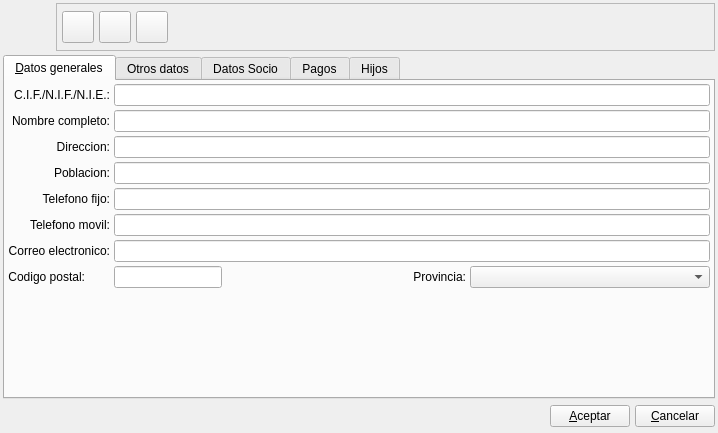
Old version of the form bulmages/bulmafact/plugins/pluginbf_tutor/tutorbase.ui in the repository eboladev/Bulmages-1.
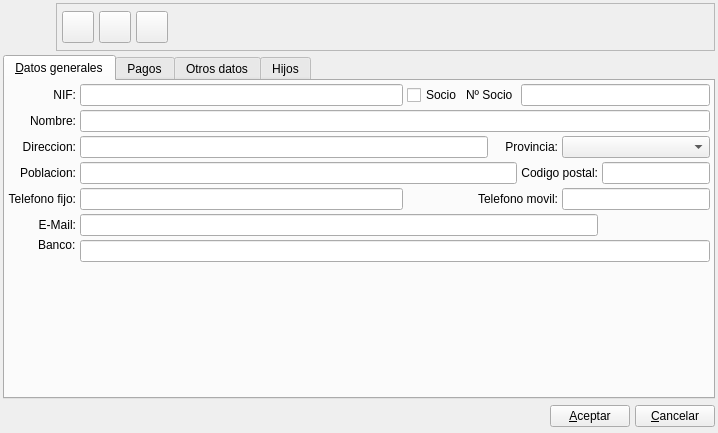
New version of the form. The open tabs and pages were chosen to show the change. Icons and pictures are not drawn. Custom widgets are drawn as their Qt base class.

```diff
--- a/bulmages/bulmafact/plugins/pluginbf_tutor/tutorbase.ui
+++ b/bulmages/bulmafact/plugins/pluginbf_tutor/tutorbase.ui
@@ -253,7 +253,7 @@
       <bool>true</bool>
      </property>
      <property name="currentIndex" >
-      <number>2</number>
+      <number>0</number>
      </property>
      <widget class="QWidget" name="Tab1" >
       <property name="geometry" >
@@ -268,10 +268,10 @@
        <string>&amp;Datos generales</string>
       </attribute>
       <layout class="QGridLayout" name="gridLayout_2" >
-       <item row="0" column="0" >
+       <item row="0" column="0" colspan="2" >
         <widget class="QLabel" name="textLabel2_5" >
          <property name="text" >
-          <string>C.I.F./N.I.F./N.I.E.:</string>
+          <string>NIF:</string>
          </property>
          <property name="alignment" >
           <set>Qt::AlignRight|Qt::AlignTrailing|Qt::AlignVCenter</set>
@@ -281,17 +281,37 @@
          </property>
         </widget>
        </item>
-       <item row="0" column="1" colspan="3" >
+       <item row="0" column="2" >
         <widget class="QLineEdit" name="mui_cifcliente" >
          <property name="maxLength" >
           <number>200</number>
          </property>
         </widget>
        </item>
-       <item row="1" column="0" >
+       <item row="0" column="3" >
+        <widget class="QCheckBox" name="mui_sociocliente" >
+         <property name="text" >
+          <string>Socio</string>
+         </property>
+        </widget>
+       </item>
+       <item row="0" column="4" colspan="2" >
+        <widget class="QLabel" name="label_2" >
+         <property name="text" >
+          <string>Nº Socio</string>
+         </property>
+         <property name="buddy" >
+          <cstring>mui_numsociocliente</cstring>
+         </property>
+        </widget>
+       </item>
+       <item row="0" column="6" colspan="3" >
+        <widget class="QLineEdit" name="mui_numsociocliente" />
+       </item>
+       <item row="1" column="0" colspan="2" >
         <widget class="QLabel" name="textLabel2_2" >
          <property name="text" >
-          <string>Nombre completo:</string>
+          <string>Nombre:</string>
          </property>
          <property name="alignment" >
           <set>Qt::AlignRight|Qt::AlignTrailing|Qt::AlignVCenter</set>
@@ -301,7 +321,7 @@
          </property>
         </widget>
        </item>
-       <item row="1" column="1" colspan="3" >
+       <item row="1" column="2" colspan="7" >
         <widget class="QLineEdit" name="mui_nomcliente" >
          <property name="sizePolicy" >
           <sizepolicy vsizetype="Preferred" hsizetype="Expanding" >
@@ -311,7 +331,7 @@
          </property>
         </widget>
        </item>
-       <item row="2" column="0" >
+       <item row="2" column="0" colspan="2" >
         <widget class="QLabel" name="textLabel2_6" >
          <property name="text" >
           <string>Direccion:</string>
@@ -324,14 +344,30 @@
          </property>
         </widget>
        </item>
-       <item row="2" column="1" colspan="3" >
+       <item row="2" column="2" colspan="3" >
         <widget class="QLineEdit" name="mui_dircliente" >
          <property name="maxLength" >
           <number>100</number>
          </property>
         </widget>
        </item>
-       <item row="3" column="0" >
+       <item row="2" column="5" colspan="2" >
+        <widget class="QLabel" name="textLabel2_9_2" >
+         <property name="text" >
+          <string>Provincia:</string>
+         </property>
+         <property name="alignment" >
+          <set>Qt::AlignRight|Qt::AlignTrailing|Qt::AlignVCenter</set>
+         </property>
+         <property name="buddy" >
+          <cstring>mui_idprovincia</cstring>
+         </property>
+        </widget>
+       </item>
+       <item row="2" column="7" colspan="2" >
+        <widget class="BlComboBox" name="mui_idprovincia" />
+       </item>
+       <item row="3" column="0" colspan="2" >
         <widget class="QLabel" name="textLabel2_9" >
          <property name="text" >
           <string>Poblacion:</string>
@@ -344,14 +380,46 @@
          </property>
         </widget>
        </item>
-       <item row="3" column="1" colspan="3" >
+       <item row="3" column="2" colspan="4" >
         <widget class="QLineEdit" name="mui_poblcliente" >
          <property name="maxLength" >
           <number>40</number>
          </property>
         </widget>
        </item>
-       <item row="4" column="0" >
+       <item row="3" column="6" colspan="2" >
+        <widget class="QLabel" name="textLabel2_7" >
+         <property name="sizePolicy" >
+          <sizepolicy vsizetype="Fixed" hsizetype="Fixed" >
+           <horstretch>0</horstretch>
+           <verstretch>0</verstretch>
+          </sizepolicy>
+         </property>
+         <property name="text" >
+          <string>Codigo postal:</string>
+         </property>
+         <property name="alignment" >
+          <set>Qt::AlignRight|Qt::AlignTrailing|Qt::AlignVCenter</set>
+         </property>
+         <property name="buddy" >
+          <cstring>mui_cpcliente</cstring>
+         </property>
+        </widget>
+       </item>
+       <item row="3" column="8" >
+        <widget class="QLineEdit" name="mui_cpcliente" >
+         <property name="sizePolicy" >
+          <sizepolicy vsizetype="Fixed" hsizetype="Fixed" >
+           <horstretch>0</horstretch>
+           <verstretch>0</verstretch>
+          </sizepolicy>
+         </property>
+         <property name="maxLength" >
+          <number>10</number>
+         </property>
+        </widget>
+       </item>
+       <item row="4" column="0" colspan="2" >
         <widget class="QLabel" name="textLabel2_8" >
          <property name="text" >
           <string>Telefono fijo:</string>
@@ -364,14 +432,14 @@
          </property>
         </widget>
        </item>
-       <item row="4" column="1" colspan="3" >
+       <item row="4" column="2" >
         <widget class="QLineEdit" name="mui_telcliente" >
          <property name="maxLength" >
           <number>20</number>
          </property>
         </widget>
        </item>
-       <item row="5" column="0" >
+       <item row="4" column="3" colspan="4" >
         <widget class="QLabel" name="textLabel2_8_5" >
          <property name="text" >
           <string>Telefono movil:</string>
@@ -384,17 +452,17 @@
          </property>
         </widget>
        </item>
-       <item row="5" column="1" colspan="3" >
+       <item row="4" column="7" colspan="2" >
         <widget class="QLineEdit" name="mui_movilcliente" >
          <property name="maxLength" >
           <number>20</number>
          </property>
         </widget>
        </item>
-       <item row="6" column="0" >
+       <item rowspan="2" row="5" column="0" colspan="2" >
         <widget class="QLabel" name="textLabel2_8_3" >
          <property name="text" >
-          <string>Correo electronico:</string>
+          <string>E-Mail:</string>
          </property>
          <property name="alignment" >
           <set>Qt::AlignRight|Qt::AlignTrailing|Qt::AlignVCenter</set>
@@ -404,61 +472,33 @@
          </property>
         </widget>
        </item>
-       <item row="6" column="1" colspan="3" >
+       <item rowspan="2" row="5" column="2" colspan="6" >
         <widget class="QLineEdit" name="mui_mailcliente" >
          <property name="maxLength" >
           <number>100</number>
          </property>
         </widget>
        </item>
-       <item row="7" column="0" >
-        <widget class="QLabel" name="textLabel2_7" >
-         <property name="sizePolicy" >
-          <sizepolicy vsizetype="Fixed" hsizetype="Fixed" >
-           <horstretch>0</horstretch>
-           <verstretch>0</verstretch>
-          </sizepolicy>
-         </property>
+       <item rowspan="2" row="6" column="1" >
+        <widget class="QLabel" name="textLabel2_4_3" >
          <property name="text" >
-          <string>Codigo postal:</string>
+          <string>Banco:</string>
          </property>
-         <property name="alignment" >
-          <set>Qt::AlignRight|Qt::AlignTrailing|Qt::AlignVCenter</set>
-         </property>
          <property name="buddy" >
-          <cstring>mui_cpcliente</cstring>
+          <cstring>mui_bancocliente</cstring>
          </property>
         </widget>
        </item>
-       <item row="7" column="1" >
-        <widget class="QLineEdit" name="mui_cpcliente" >
+       <item row="7" column="2" colspan="7" >
+        <widget class="BLBancoEdit" name="mui_bancocliente" >
          <property name="sizePolicy" >
-          <sizepolicy vsizetype="Fixed" hsizetype="Fixed" >
+          <sizepolicy vsizetype="Fixed" hsizetype="Expanding" >
            <horstretch>0</horstretch>
            <verstretch>0</verstretch>
           </sizepolicy>
          </property>
-         <property name="maxLength" >
-          <number>10</number>
-         </property>
         </widget>
        </item>
-       <item row="7" column="2" >
-        <widget class="QLabel" name="textLabel2_9_2" >
-         <property name="text" >
-          <string>Provincia:</string>
-         </property>
-         <property name="alignment" >
-          <set>Qt::AlignRight|Qt::AlignTrailing|Qt::AlignVCenter</set>
-         </property>
-         <property name="buddy" >
-          <cstring>mui_idprovincia</cstring>
-         </property>
-        </widget>
-       </item>
-       <item row="7" column="3" >
-        <widget class="BlComboBox" name="mui_idprovincia" />
-       </item>
        <item row="8" column="3" >
         <spacer name="verticalSpacer" >
          <property name="orientation" >
@@ -467,20 +507,59 @@
          <property name="sizeHint" stdset="0" >
           <size>
            <width>20</width>
-           <height>75</height>
+           <height>12</height>
           </size>
          </property>
         </spacer>
        </item>
       </layout>
      </widget>
+     <widget class="QWidget" name="tab_3" >
+      <property name="geometry" >
+       <rect>
+        <x>0</x>
+        <y>0</y>
+        <width>696</width>
+        <height>277</height>
+       </rect>
+      </property>
+      <attribute name="title" >
+       <string>Pagos</string>
+      </attribute>
+      <layout class="QGridLayout" name="gridLayout_4" >
+       <item row="0" column="0" >
+        <widget class="QTableWidget" name="tableWidget_2" >
+         <column>
+          <property name="text" >
+           <string>DNI / NIf</string>
+          </property>
+         </column>
+         <column>
+          <property name="text" >
+           <string>Nombre</string>
+          </property>
+         </column>
+         <column>
+          <property name="text" >
+           <string>Relacion</string>
+          </property>
+         </column>
+         <column>
+          <property name="text" >
+           <string>Porcentaje de facturacion</string>
+          </property>
+         </column>
+        </widget>
+       </item>
+      </layout>
+     </widget>
      <widget class="QWidget" name="tabOtros" >
       <property name="geometry" >
        <rect>
         <x>0</x>
         <y>0</y>
-        <width>512</width>
-        <height>240</height>
+        <width>696</width>
+        <height>277</height>
        </rect>
       </property>
       <attribute name="title" >
@@ -520,104 +599,6 @@
          </property>
         </widget>
        </item>
-       <item row="3" column="0" >
-        <widget class="QLabel" name="textLabel2_4_3" >
-         <property name="text" >
-          <string>Datos bancarios:</string>
-         </property>
-         <property name="buddy" >
-          <cstring>mui_bancocliente</cstring>
-         </property>
-        </widget>
-       </item>
-       <item row="3" column="1" colspan="2" >
-        <widget class="BLBancoEdit" name="mui_bancocliente" >
-         <property name="sizePolicy" >
-          <sizepolicy vsizetype="Fixed" hsizetype="Expanding" >
-           <horstretch>0</horstretch>
-           <verstretch>0</verstretch>
-          </sizepolicy>
-         </property>
-        </widget>
-       </item>
-      </layout>
-     </widget>
-     <widget class="QWidget" name="tab_2" >
-      <property name="geometry" >
-       <rect>
-        <x>0</x>
-        <y>0</y>
-        <width>696</width>
-        <height>277</height>
-       </rect>
-      </property>
-      <attribute name="title" >
-       <string>Datos Socio</string>
-      </attribute>
-      <widget class="QLineEdit" name="mui_numsociocliente" >
-       <property name="geometry" >
-        <rect>
-         <x>190</x>
-         <y>20</y>
-         <width>113</width>
-         <height>21</height>
-        </rect>
-       </property>
-      </widget>
-      <widget class="QLabel" name="label_2" >
-       <property name="geometry" >
-        <rect>
-         <x>100</x>
-         <y>20</y>
-         <width>51</width>
-         <height>16</height>
-        </rect>
-       </property>
-       <property name="text" >
-        <string>Nº Socio</string>
-       </property>
-       <property name="buddy" >
-        <cstring>mui_numsociocliente</cstring>
-       </property>
-      </widget>
-     </widget>
-     <widget class="QWidget" name="tab_3" >
-      <property name="geometry" >
-       <rect>
-        <x>0</x>
-        <y>0</y>
-        <width>512</width>
-        <height>240</height>
-       </rect>
-      </property>
-      <attribute name="title" >
-       <string>Pagos</string>
-      </attribute>
-      <layout class="QGridLayout" name="gridLayout_4" >
-       <item row="0" column="0" >
-        <widget class="QTableWidget" name="tableWidget_2" >
-         <column>
-          <property name="text" >
-           <string>DNI / NIf</string>
-          </property>
-         </column>
-         <column>
-          <property name="text" >
-           <string>Nombre</string>
-          </property>
-         </column>
-         <column>
-          <property name="text" >
-           <string>Relacion</string>
-          </property>
-         </column>
-         <column>
-          <property name="text" >
-           <string>Porcentaje de facturacion</string>
-          </property>
-         </column>
-        </widget>
-       </item>
       </layout>
      </widget>
      <widget class="QWidget" name="tab" >
@@ -625,8 +606,8 @@
        <rect>
         <x>0</x>
         <y>0</y>
-        <width>512</width>
-        <height>240</height>
+        <width>696</width>
+        <height>277</height>
        </rect>
       </property>
       <attribute name="title" >
```
Left out of the diff: 42 changed lines with no effect on the pictures.
